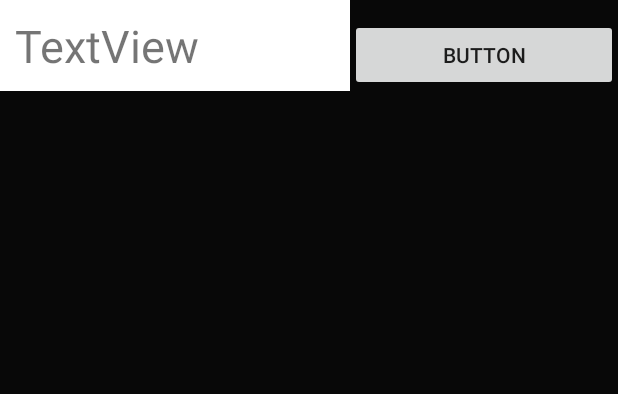
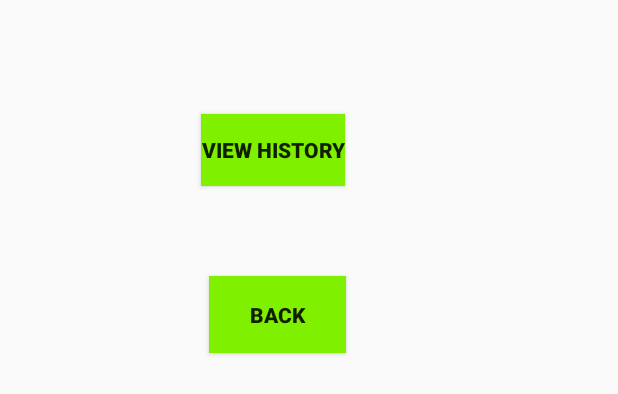
Before and after one commit to vishal123rana/Calculator-Application, an Android app: the layout bottmsheet.xml on its own in the app's theme, with its tools: preview values and no code run, on a phone screen of 412 x 824 dp. Shown: the top 394 px of the screen. Run offline under Robolectric (Android 15) with nearby library versions, the phone set to English and light mode, and no system bars.

Commit message:
Vishal Tuesday Changes

```diff
--- /dev/null
+++ b/app/src/main/java/com/example/calculatorapplication/BottomSheetDialog2.java
@@ -0,0 +1,25 @@
+package com.example.calculatorapplication;
+
+import android.os.Bundle;
+import android.view.LayoutInflater;
+import android.view.View;
+import android.view.ViewGroup;
+
+import androidx.annotation.Nullable;
+
+import com.google.android.material.bottomsheet.BottomSheetDialogFragment;
+
+public class BottomSheetDialog2 extends BottomSheetDialogFragment {
+
+    @Nullable
+    @Override
+    public View onCreateView(LayoutInflater inflater, @Nullable ViewGroup container, @Nullable Bundle savedInstanceState) {
+        final View inflate = inflater.inflate(R.layout.bottmsheet, container, false);
+        return inflate;
+    }
+//    @Override
+//    public void onViewCreated(@NonNull View view, @Nullable Bundle savedInstanceState) {
+//        final RecyclerView recyclerView = view.findViewById(R.id.recycleView);
+//        recyclerView.setLayoutManager(new LinearLayoutManager(getContext()));
+//    }
+}
--- a/app/src/main/java/com/example/calculatorapplication/CustomAdapter.java
+++ b/app/src/main/java/com/example/calculatorapplication/CustomAdapter.java
@@ -5,10 +5,8 @@ import android.view.LayoutInflater;
 import android.view.View;
 import android.view.ViewGroup;
 import android.widget.TextView;
-
 import androidx.annotation.NonNull;
 import androidx.recyclerview.widget.RecyclerView;
-
 import java.util.ArrayList;
 
 public class CustomAdapter extends RecyclerView.Adapter<CustomAdapter.MyViewHolder> {
--- a/app/src/main/java/com/example/calculatorapplication/RecycleView.java
+++ b/app/src/main/java/com/example/calculatorapplication/RecycleView.java
@@ -15,6 +15,7 @@ public class RecycleView extends AppCompatActivity {
     //private ArrayList<String> id;
     private ArrayList<String> input,output;
     private DatabaseHelper databaseHelper;
+
     @Override
     protected void onCreate(Bundle savedInstanceState) {
         super.onCreate(savedInstanceState);
@@ -25,7 +26,7 @@ public class RecycleView extends AppCompatActivity {
         output = new ArrayList<>();
         databaseHelper = new DatabaseHelper(this);
         displayData();
-        CustomAdapter customAdapter = new CustomAdapter(RecycleView.this,input, output);
+        CustomAdapter customAdapter = new CustomAdapter(RecycleView.this, input, output);
         recyclerView.setAdapter(customAdapter);
         recyclerView.setLayoutManager(new LinearLayoutManager(RecycleView.this));
     }
--- a/app/src/main/java/com/example/calculatorapplication/scientificCalculator.java
+++ b/app/src/main/java/com/example/calculatorapplication/scientificCalculator.java
@@ -1,19 +1,16 @@
 package com.example.calculatorapplication;
 
-import android.annotation.SuppressLint;
+
 import android.content.Intent;
 import android.os.Bundle;
-import android.view.LayoutInflater;
 import android.view.View;
 import android.widget.Button;
 import android.widget.ImageButton;
-import android.widget.LinearLayout;
 import android.widget.TextView;
 import android.widget.Toast;
 import androidx.appcompat.app.AppCompatActivity;
-
-import com.google.android.material.bottomsheet.BottomSheetDialog;
-
+import androidx.fragment.app.FragmentActivity;
+import com.google.android.material.bottomsheet.BottomSheetDialogFragment;
 
 public class scientificCalculator extends AppCompatActivity {
     private CommonFunction commonFunction;
@@ -24,11 +21,9 @@ public class scientificCalculator extends AppCompatActivity {
     private static boolean higherOperator = false;
  //   private static boolean operator = false;
     private static boolean afterEqual = false;
-    private BottomSheetDialog bottomSheetDialog;
     private ImageButton clear,backspace;
    // set All Button
     private void setButton(){
-        bottomSheetDialog = new BottomSheetDialog(this);
         this.normal = findViewById(R.id.normal);
         this.zero = findViewById(R.id.zero1);
         this.one = findViewById(R.id.one1);
@@ -37,7 +32,6 @@ public class scientificCalculator extends AppCompatActivity {
         this.four = findViewById(R.id.four1);
         this.five = findViewById(R.id.five1);
         this.six = findViewById(R.id.six1);
-
         this.seven = findViewById(R.id.seven1);
         this.eight = findViewById(R.id.eight1);
         this.nine = findViewById(R.id.nine1);
@@ -401,13 +395,16 @@ public class scientificCalculator extends AppCompatActivity {
 //
 //            }
   //          showMessage("Data",buffer.toString());
-//            Intent intent = new Intent(scientificCalculator.this,History.class);  // switch to third Activity
-//            startActivity(intent)
-
-            @SuppressLint({"InflateParams", "ResourceType"})
-            View v = LayoutInflater.from(this).inflate(R.layout.bottmsheet,null);
-            bottomSheetDialog.setContentView(v);
-            bottomSheetDialog.show();
+//            Intent intent = new Intent(scientificCalculator.this,RecycleView.class);  // switch to third Activity
+//            startActivity(intent);
+//
+//            @SuppressLint({"InflateParams", "ResourceType"})
+//            View v = LayoutInflater.from(this).inflate(R.layout.activity_recycle_view,null);
+//            BottomSheetDialog bottomSheetDialog = new BottomSheetDialog(this);
+//            bottomSheetDialog.setContentView(v);
+//            bottomSheetDialog.show();
+          BottomSheetDialogFragment bottomSheetDialogFragment = new BottomSheetDialog2();
+          bottomSheetDialogFragment.show(((FragmentActivity)this).getSupportFragmentManager(), bottomSheetDialogFragment.getTag());
         });
         sin.setOnClickListener(view -> {
             if(afterEqual) {
@@ -623,6 +620,15 @@ public class scientificCalculator extends AppCompatActivity {
         });
 
     }
+
+    public void viewHistory(View view) {
+        Intent intent = new Intent(getApplicationContext(),RecycleView.class);
+        startActivity(intent);
+    }
+
+    public void Exit(View view) {
+       finish();
+    }
 //    public void showMessage(String title,String Message){
 //        AlertDialog.Builder builder = new AlertDialog.Builder(this);
 //        builder.setCancelable(true);
--- a/app/src/main/res/layout/bottmsheet.xml
+++ b/app/src/main/res/layout/bottmsheet.xml
@@ -1,24 +1,35 @@
 <?xml version="1.0" encoding="utf-8"?>
-<LinearLayout
-    xmlns:android="http://schemas.android.com/apk/res/android" android:layout_width="match_parent"
+<androidx.constraintlayout.widget.ConstraintLayout
+    xmlns:android="http://schemas.android.com/apk/res/android"
+    xmlns:app="http://schemas.android.com/apk/res-auto"
+    android:layout_width="match_parent"
     android:orientation="horizontal"
-    android:background="#080808"
     android:layout_height="match_parent">
 
-    <TextView
-        android:id="@+id/textView"
+    <Button
+        android:id="@+id/view_history"
         android:layout_width="wrap_content"
         android:layout_height="wrap_content"
-        android:layout_weight="1"
-        android:textSize="30dp"
-        android:padding="10dp"
-        android:background="#fff"
-        android:text="@string/textview" />
+        android:layout_marginTop="76dp"
+        android:text="@string/view_history"
+        android:textStyle="bold"
+        android:background="#7FF000"
+        android:onClick="viewHistory"
+        app:layout_constraintEnd_toEndOf="parent"
+        app:layout_constraintHorizontal_bias="0.424"
+        app:layout_constraintStart_toStartOf="parent"
+        app:layout_constraintTop_toTopOf="parent" />
 
     <Button
-        android:id="@+id/button"
-        android:layout_width="wrap_content"
-        android:layout_height="wrap_content"
-        android:layout_weight="1"
-        android:text="@string/button" />
-</LinearLayout>
+        android:layout_width="91dp"
+        android:layout_height="51dp"
+        android:layout_marginTop="60dp"
+        android:text="@string/back"
+        android:background="#7FF000"
+        android:textStyle="bold"
+        android:onClick="Exit"
+        app:layout_constraintEnd_toEndOf="parent"
+        app:layout_constraintHorizontal_bias="0.434"
+        app:layout_constraintStart_toStartOf="parent"
+        app:layout_constraintTop_toBottomOf="@+id/view_history" />
+</androidx.constraintlayout.widget.ConstraintLayout>
--- a/app/src/main/res/values/strings.xml
+++ b/app/src/main/res/values/strings.xml
@@ -44,4 +44,5 @@
     <string name="output">output</string>
     <string name="textview">TextView</string>
     <string name="button">Button</string>
+    <string name="view_history">View History</string>
 </resources>
```
